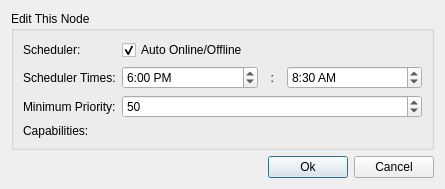
david2777/DPS_Hydra, file Documentation/ui/UI_NodeEditor.ui: the form before one commit.
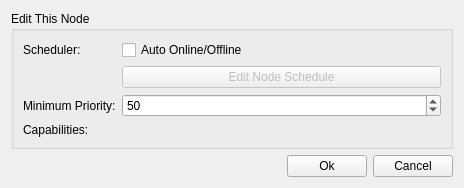
The form after the commit.

```diff
--- a/Documentation/ui/UI_NodeEditor.ui
+++ b/Documentation/ui/UI_NodeEditor.ui
@@ -6,8 +6,8 @@
    <rect>
     <x>0</x>
     <y>0</y>
-    <width>445</width>
-    <height>184</height>
+    <width>464</width>
+    <height>179</height>
    </rect>
   </property>
   <property name="sizePolicy">
@@ -50,103 +50,26 @@
         <property name="text">
          <string>Auto Online/Offline</string>
         </property>
-        <property name="checked">
-         <bool>true</bool>
-        </property>
-       </widget>
-      </item>
-      <item row="1" column="1">
-       <layout class="QHBoxLayout" name="horizontalLayout_2">
-        <item>
-         <widget class="QTimeEdit" name="onlineTimeEdit">
-          <property name="enabled">
-           <bool>true</bool>
-          </property>
-          <property name="sizePolicy">
-           <sizepolicy hsizetype="Minimum" vsizetype="Fixed">
-            <horstretch>1</horstretch>
-            <verstretch>0</verstretch>
-           </sizepolicy>
-          </property>
-          <property name="time">
-           <time>
-            <hour>18</hour>
-            <minute>0</minute>
-            <second>0</second>
-           </time>
-          </property>
-          <property name="minimumTime">
-           <time>
-            <hour>12</hour>
-            <minute>0</minute>
-            <second>0</second>
-           </time>
-          </property>
-          <property name="displayFormat">
-           <string>h:mm AP</string>
-          </property>
-          <property name="calendarPopup">
-           <bool>false</bool>
-          </property>
-         </widget>
-        </item>
-        <item>
-         <widget class="QLabel" name="label">
-          <property name="sizePolicy">
-           <sizepolicy hsizetype="Minimum" vsizetype="Minimum">
-            <horstretch>0</horstretch>
-            <verstretch>0</verstretch>
-           </sizepolicy>
-          </property>
-          <property name="text">
-           <string>  :  </string>
-          </property>
-         </widget>
-        </item>
-        <item>
-         <widget class="QTimeEdit" name="offlineTimeEdit">
-          <property name="sizePolicy">
-           <sizepolicy hsizetype="Minimum" vsizetype="Fixed">
-            <horstretch>1</horstretch>
-            <verstretch>0</verstretch>
-           </sizepolicy>
-          </property>
-          <property name="time">
-           <time>
-            <hour>8</hour>
-            <minute>30</minute>
-            <second>0</second>
-           </time>
-          </property>
-          <property name="maximumTime">
-           <time>
-            <hour>11</hour>
-            <minute>59</minute>
-            <second>59</second>
-           </time>
-          </property>
-          <property name="displayFormat">
-           <string>h:mm AP</string>
-          </property>
-         </widget>
-        </item>
-       </layout>
-      </item>
-      <item row="1" column="0">
-       <widget class="QLabel" name="onlineTimeLabel">
-        <property name="text">
-         <string>Scheduler Times:</string>
-        </property>
        </widget>
       </item>
       <item row="2" column="0">
-       <widget class="QLabel" name="minPriorityLabel">
+       <widget class="QLabel" name="label_2">
         <property name="text">
-         <string>Minimum Priority:</string>
+         <string/>
         </property>
        </widget>
       </item>
-      <item row="2" column="1">
+      <item row="4" column="0">
+       <widget class="QLabel" name="compLabel">
+        <property name="text">
+         <string>Capabilities:</string>
+        </property>
+       </widget>
+      </item>
+      <item row="4" column="1">
+       <layout class="QGridLayout" name="compGrid"/>
+      </item>
+      <item row="3" column="1">
        <widget class="QSpinBox" name="minPrioritySpinbox">
         <property name="minimum">
          <number>1</number>
@@ -160,14 +83,21 @@
        </widget>
       </item>
       <item row="3" column="0">
-       <widget class="QLabel" name="compLabel">
+       <widget class="QLabel" name="minPriorityLabel">
         <property name="text">
-         <string>Capabilities:</string>
+         <string>Minimum Priority:</string>
         </property>
        </widget>
       </item>
-      <item row="3" column="1">
-       <layout class="QGridLayout" name="compGrid"/>
+      <item row="2" column="1">
+       <widget class="QPushButton" name="schedulerEditButton">
+        <property name="enabled">
+         <bool>false</bool>
+        </property>
+        <property name="text">
+         <string>Edit Node Schedule</string>
+        </property>
+       </widget>
       </item>
      </layout>
     </widget>
```
